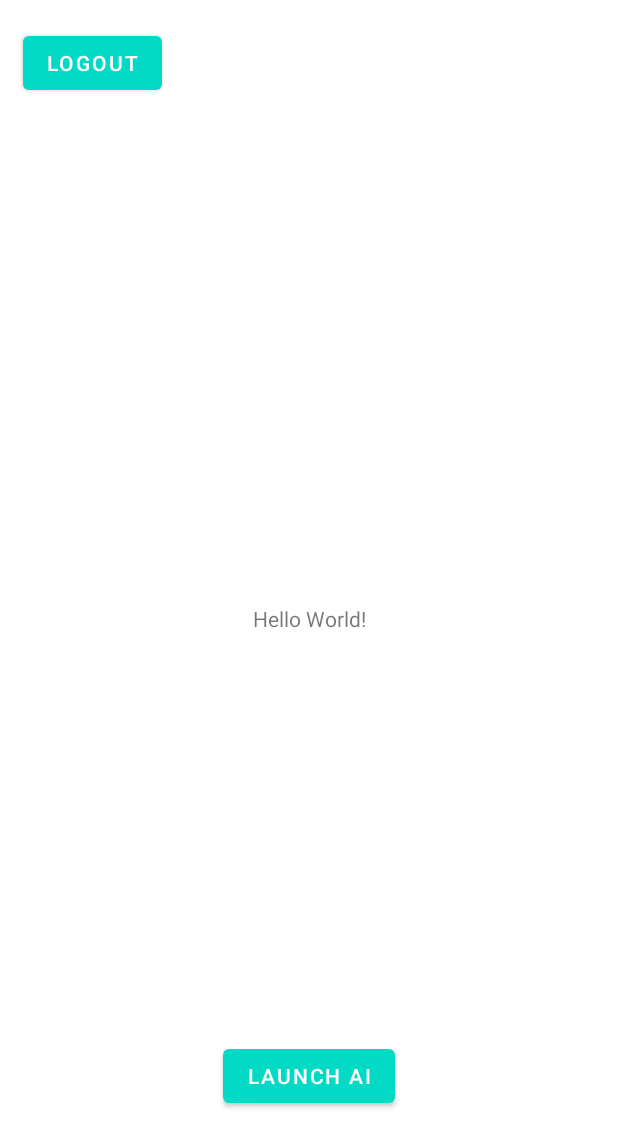
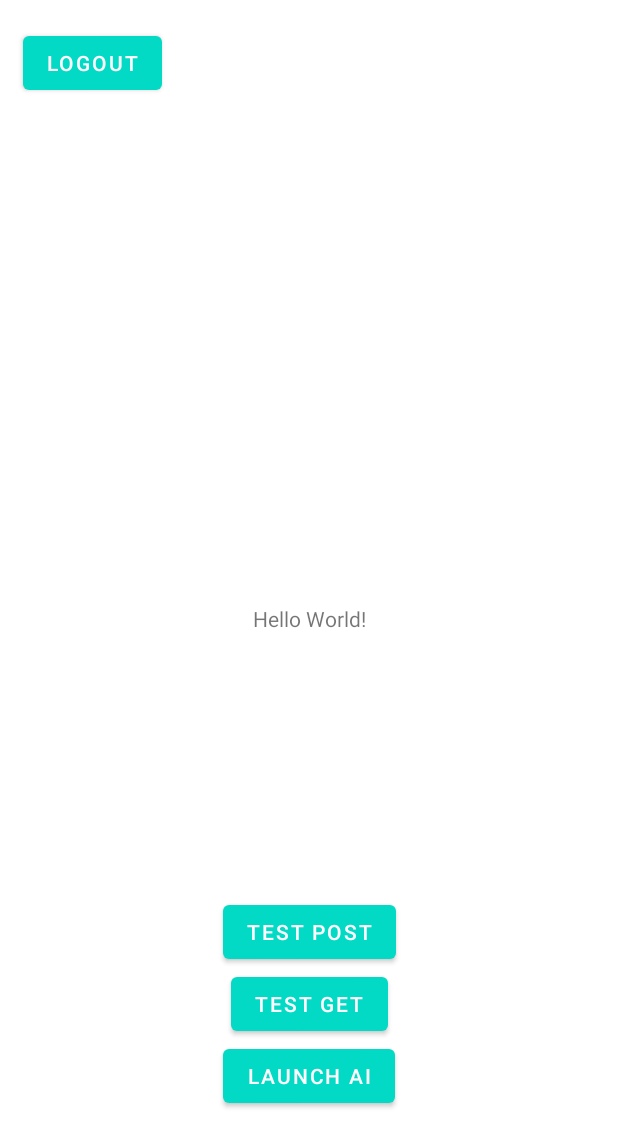
Before and after one commit to SufurElite/ExpertAIHackathon, an Android app: the screen it shows after launch once a user with an empty profile is signed in (ChatActivity), after a tap on "STOP ANALYSIS", on a phone screen of 412 x 824 dp. Shown: the top 1147 px of the screen. Run offline under Robolectric (Android 15) with nearby library versions, the phone set to English and light mode, and no system bars; our stand-ins replace Firebase (no records; nobody signed in at launch, a user with empty details on screens opened directly); 1 other tap on this screen came first.

Commit message:
Added FrontEnd Analysis

```diff
--- a/FrontEnd/app/src/main/AndroidManifest.xml
+++ b/FrontEnd/app/src/main/AndroidManifest.xml
@@ -8,6 +8,7 @@
         android:label="@string/app_name"
         android:roundIcon="@mipmap/ic_launcher_round"
         android:supportsRtl="true"
+        android:usesCleartextTraffic="true"
         android:theme="@style/Theme.DatingAnalyst">
         <activity android:name=".MainActivity">
             <intent-filter>
@@ -38,7 +39,7 @@
     <uses-permission android:name="android.permission.SYSTEM_ALERT_WINDOW" />
     <uses-permission android:name="android.permission.FOREGROUND_SERVICE" />
     <uses-permission android:name="android.permission.READ_PHONE_STATE" />
-
+    <uses-permission android:name="android.permission.INTERNET" />
     <uses-permission android:name="android.permission.VIBRATE" />
 
 </manifest>
--- /dev/null
+++ b/FrontEnd/app/src/main/java/com/Sufur/datinganalyst/ApiClient.java
@@ -0,0 +1,21 @@
+package com.Sufur.datinganalyst;
+
+import retrofit2.Retrofit;
+import retrofit2.converter.scalars.ScalarsConverterFactory;
+
+public class ApiClient {
+    // Will point to the server, whether hosted on G-Cloud, Heroku, or just on the Desktop
+    private static final String BASE_URL = "https://chadvice.ew.r.appspot.com/";
+    private static Retrofit retrofit;
+    public static Retrofit getApiClient(char c)
+    {
+        if(retrofit==null){
+            if(c=='s') {
+                retrofit = new Retrofit.Builder().baseUrl(BASE_URL).addConverterFactory(ScalarsConverterFactory.create()).build();
+            } else {
+                retrofit = new Retrofit.Builder().baseUrl(BASE_URL).build();
+            }
+        }
+        return retrofit;
+    }
+}
--- /dev/null
+++ b/FrontEnd/app/src/main/java/com/Sufur/datinganalyst/ApiInterface.java
@@ -0,0 +1,24 @@
+package com.Sufur.datinganalyst;
+
+
+import okhttp3.MultipartBody;
+import okhttp3.ResponseBody;
+import retrofit2.http.GET;
+import retrofit2.http.Multipart;
+import retrofit2.http.POST;
+import retrofit2.http.Part;
+import retrofit2.http.Path;
+import retrofit2.http.Query;
+import retrofit2.Call;
+
+public interface ApiInterface {
+    @GET("/users/{user}")
+    Call<String> getApiResponse(@Path("user") String user);
+
+    @GET("/getImageText/{path}")
+    Call<String> postImage(@Path("path")String path);
+
+    @Multipart
+    @POST("/image/")
+    Call<String> postImage(@Part MultipartBody.Part image);
+}
--- a/FrontEnd/app/src/main/java/com/Sufur/datinganalyst/ChatActivity.java
+++ b/FrontEnd/app/src/main/java/com/Sufur/datinganalyst/ChatActivity.java
@@ -15,11 +15,19 @@ import com.google.firebase.auth.FirebaseAuth;
 import com.google.firebase.firestore.FirebaseFirestore;
 import com.google.firebase.storage.FirebaseStorage;
 
+import androidx.annotation.NonNull;
 import androidx.appcompat.app.AppCompatActivity;
+import retrofit2.Call;
+import retrofit2.Callback;
+import retrofit2.Response;
 
 public class ChatActivity extends AppCompatActivity {
     private TextView textView;
+    private TextView resultText;
     private Button launchButton;
+    private Button postDebugBtn;
+    private Button getDebugBtn;
+    private ApiInterface apiInterface;
     private static final int REQUEST_CODE = 100;
 
     @Override
@@ -28,8 +36,12 @@ public class ChatActivity extends AppCompatActivity {
         setContentView(R.layout.signedin_activity);
         textView = findViewById(R.id.viewEmail);
         textView.setText(Common.currentUser.getEmail());
+        resultText = findViewById(R.id.text1);
         launchButton = findViewById(R.id.createChatHead);
-        Common.db = FirebaseStorage.getInstance("gs://");
+        Common.db = FirebaseStorage.getInstance("gs://chadvice.appspot.com");
+        apiInterface = ApiClient.getApiClient('s').create(ApiInterface.class);
+        postDebugBtn = findViewById(R.id.postFromServer);
+        getDebugBtn = findViewById(R.id.getFromServer);
         initializeView();
     }
 
@@ -75,6 +87,33 @@ public class ChatActivity extends AppCompatActivity {
                 finish();
             }
         });
+
+        postDebugBtn.setOnClickListener(new View.OnClickListener(){
+            @Override
+            public void onClick(View v) {
+
+            }
+        });
+
+        getDebugBtn.setOnClickListener(new View.OnClickListener() {
+            @Override
+            public void onClick(View v) {
+                Call<String> call = apiInterface.getApiResponse(Common.currentUser.getEmail());
+                call.enqueue(new Callback<String>() {
+                    @Override
+                    public void onResponse(@NonNull Call<String> call, @NonNull Response<String> response) {
+                        String res = response.body().toString();
+                        resultText.setText(res);
+                    }
+
+                    @Override
+                    public void onFailure(@NonNull Call<String> call, @NonNull Throwable t) {
+                        resultText.setText("Failure to communicate");
+                        Log.e("Communication",t.getMessage());
+                    }
+                });
+            }
+        });
     }
 
     /****************************************** UI Widget Callbacks *******************************/
--- a/FrontEnd/app/src/main/java/com/Sufur/datinganalyst/Common.java
+++ b/FrontEnd/app/src/main/java/com/Sufur/datinganalyst/Common.java
@@ -8,9 +8,10 @@ import com.google.firebase.storage.FirebaseStorage;
 
 public class Common {
     // the string will be saved in here when min/max is pressed
-    public static String currentDesc = "";
+    public static String currentInput = "";
     // string stored here when save is pressed
-    public static String savedDesc = "";
+    public static String savedInput = "";
+    public static String textFromConvo = "";
     public static FirebaseUser currentUser;
     public static FirebaseStorage db;
     public static Bitmap bitmap;
--- a/FrontEnd/app/src/main/java/com/Sufur/datinganalyst/ScreenCaptureService.java
+++ b/FrontEnd/app/src/main/java/com/Sufur/datinganalyst/ScreenCaptureService.java
@@ -16,6 +16,7 @@ import android.media.ImageReader;
 import android.media.projection.MediaProjection;
 import android.media.projection.MediaProjectionManager;
 import android.net.Uri;
+import android.nfc.Tag;
 import android.os.Handler;
 import android.os.IBinder;
 import android.os.Looper;
@@ -33,6 +34,7 @@ import com.google.firebase.storage.UploadTask;
 
 import java.io.ByteArrayOutputStream;
 import java.io.File;
+import java.io.FileNotFoundException;
 import java.io.FileOutputStream;
 import java.io.IOException;
 import java.nio.ByteBuffer;
@@ -40,6 +42,14 @@ import java.util.Objects;
 
 import androidx.annotation.NonNull;
 import androidx.core.util.Pair;
+import okhttp3.MediaType;
+import okhttp3.MultipartBody;
+import okhttp3.RequestBody;
+import okhttp3.ResponseBody;
+import retrofit2.Call;
+import retrofit2.Callback;
+import retrofit2.Response;
+
 import java.util.Random;
 
 public class ScreenCaptureService extends Service {
@@ -56,6 +66,7 @@ public class ScreenCaptureService extends Service {
 
     private MediaProjection mMediaProjection;
     //private String mStoreDir;
+    private ApiInterface apiInterface;
     private ImageReader mImageReader;
     private Handler mHandler;
     private Display mDisplay;
@@ -100,6 +111,7 @@ public class ScreenCaptureService extends Service {
             mHandler.postDelayed(new Runnable() {
                 @Override
                 public void run() {
+                    synchronized (this) {
                         Bitmap bitmap = null;
                         try (Image image = mImageReader.acquireLatestImage()) {
                             if (image != null) {
@@ -112,19 +124,21 @@ public class ScreenCaptureService extends Service {
                                 // create bitmap
                                 bitmap = Bitmap.createBitmap(mWidth + rowPadding / pixelStride, mHeight, Bitmap.Config.ARGB_8888);
                                 bitmap.copyPixelsFromBuffer(buffer);
-                            if(!Common.floatingRunning) {
+                                if (!Common.floatingRunning) {
+                                    Log.e(TAG, "Began Sending");
                                     Common.bitmap = bitmap;
                                     uploadImageToFireStorage();
-                            }
                                     IMAGES_PRODUCED++;
                                     Log.e(TAG, "captured image: " + IMAGES_PRODUCED);
+                                }
                             }
 
                         } catch (Exception e) {
                             e.printStackTrace();
                         }
                     }
-            }, 5000);
+                }
+            }, 15000);
         }
 
         private void uploadImageToFireStorage(){
@@ -132,15 +146,15 @@ public class ScreenCaptureService extends Service {
             String title = "bitmap_"+Float.toString(rand.nextFloat()) + ".jpg";
             String location = "images/"+title;
             // Create a storage reference from our app
-            StorageReference storageRef = Common.db.getReferenceFromUrl("gs://");
-            Log.e(TAG, storageRef.getName());
-            Log.e(TAG, storageRef.getBucket());
+            StorageReference storageRef = Common.db.getReferenceFromUrl("gs://chadvice.appspot.com");
+
+            //Log.e(TAG, storageRef.getName());
+            //Log.e(TAG, storageRef.getBucket());
             // Create a reference to the title
             //StorageReference bitmapRef = storageRef.child(title);
 
             // Create a reference to 'images/title'
             StorageReference bitmapImagesRef = storageRef.child(location);
-
             /*
             // While the file names are the same, the references point to different files
             mountainsRef.getName().equals(mountainImagesRef.getName());    // true
@@ -166,9 +180,69 @@ public class ScreenCaptureService extends Service {
                     // taskSnapshot.getMetadata() contains file metadata such as size, content-type, etc.
                     // ...
                     Log.e(TAG, "Upload successful!");
+                    Log.e(TAG, "Starting /getImageText/"+title);
+                    Call<String> call = apiInterface.postImage(title);
+                    call.enqueue(new Callback<String>() {
+                        @Override
+                        public void onResponse(@NonNull Call<String> call, @NonNull Response<String> response) {
+                            String res = response.body();
+                            Log.e(TAG,"Submitted Correctly "+response.isSuccessful());
+                            Common.textFromConvo = res;
+                        }
+
+                        @Override
+                        public void onFailure(@NonNull Call<String> call, @NonNull Throwable t) {
+                            Log.e("Communication",t.getMessage());
                         }
                     });
                 }
+            });
+        }
+
+        /*
+        private void sendImageToBackend() throws IOException {
+            Context context = getApplicationContext();
+            //create a file to write bitmap data
+            File f = new File(context.getCacheDir(), "image.jpeg");
+            f.createNewFile();
+
+            // Converting the bitmap to Bytes
+            ByteArrayOutputStream baos = new ByteArrayOutputStream();
+            Common.bitmap.compress(Bitmap.CompressFormat.JPEG, 100, baos);
+            byte[] data = baos.toByteArray();
+
+            //write the bytes in file
+            FileOutputStream fos = null;
+            try {
+                fos = new FileOutputStream(f);
+            } catch (FileNotFoundException e) {
+                e.printStackTrace();
+            }
+            try {
+                fos.write(data);
+                fos.flush();
+                fos.close();
+            } catch (IOException e) {
+                e.printStackTrace();
+            }
+
+            RequestBody reqFile = RequestBody.create(MediaType.parse("image/*"), f);
+            MultipartBody.Part body = MultipartBody.Part.createFormData("upload", f.getName(), reqFile);
+
+            Call<String> req = apiInterface.postImage(body);
+            req.enqueue(new Callback<String>() {
+                @Override
+                public void onResponse(@NonNull Call<String> call, @NonNull Response<String> response) {
+                    Log.e(TAG,Boolean.toString(response.isSuccessful()));
+                    Log.e(TAG,"Yes no?" + response.message());
+                }
+
+                @Override
+                public void onFailure(Call<String> call, Throwable t) {
+                    Log.e("Image Sent", t.getMessage());
+                }
+            });
+        }*/
     }
 
     private class OrientationChangeCallback extends OrientationEventListener {
@@ -221,6 +295,7 @@ public class ScreenCaptureService extends Service {
     @Override
     public void onCreate() {
         super.onCreate();
+        this.apiInterface = ApiClient.getApiClient('s').create(ApiInterface.class);
         Log.e(TAG, "starting projection.");
         // create store dir
         /*File externalFilesDir = getExternalFilesDir(null);
--- a/FrontEnd/app/src/main/res/layout/signedin_activity.xml
+++ b/FrontEnd/app/src/main/res/layout/signedin_activity.xml
@@ -7,6 +7,7 @@
     tools:context=".MainActivity">
 
     <TextView
+        android:id="@+id/text1"
         android:layout_width="wrap_content"
         android:layout_height="wrap_content"
         android:text="Hello World!"
@@ -25,6 +26,28 @@
             app:layout_constraintBottom_toTopOf="@+id/bottom_guideline"
             app:layout_constraintLeft_toLeftOf="@+id/left_guideline"
             app:layout_constraintRight_toRightOf="@+id/right_guideline"/>
+    <!-- This button will be used to test the communication between my app and server -->
+    <Button
+        android:id="@+id/postFromServer"
+        android:layout_width="wrap_content"
+        android:layout_height="wrap_content"
+        android:layout_centerHorizontal="true"
+        android:gravity="center"
+        android:text="@string/test_post_btn"
+        app:layout_constraintBottom_toTopOf="@+id/getFromServer"
+        app:layout_constraintLeft_toLeftOf="@+id/left_guideline"
+        app:layout_constraintRight_toRightOf="@+id/right_guideline"/>
+
+    <Button
+        android:id="@+id/getFromServer"
+        android:layout_width="wrap_content"
+        android:layout_height="wrap_content"
+        android:layout_centerHorizontal="true"
+        android:gravity="center"
+        android:text="@string/test_get_btn"
+        app:layout_constraintBottom_toTopOf="@+id/createChatHead"
+        app:layout_constraintLeft_toLeftOf="@+id/left_guideline"
+        app:layout_constraintRight_toRightOf="@+id/right_guideline"/>
 
     <androidx.constraintlayout.widget.Guideline
         android:id="@+id/bottom_guideline"
--- a/FrontEnd/app/src/main/res/values/strings.xml
+++ b/FrontEnd/app/src/main/res/values/strings.xml
@@ -8,5 +8,7 @@
     <string name="dummy_email">tmp@tmp.com</string>
     <string name="action_settings">Settings</string>
     <string name="stop_analysis">Stop Analysis</string>
+    <string name="test_post_btn">test post</string>
+    <string name="test_get_btn">test get</string>
     <string name="recording">Recording</string>
 </resources>
```
Also changed, not shown: FrontEnd/app/build.gradle (+8 -1 lines), FrontEnd/app/src/main/java/com/Sufur/datinganalyst/FloatingWindow.java (+18 -15 lines), FrontEnd/app/src/main/res/layout/activity_chat.xml (+15 -13 lines), 1 other file. Lines whose indentation alone changed are shown as unchanged.
